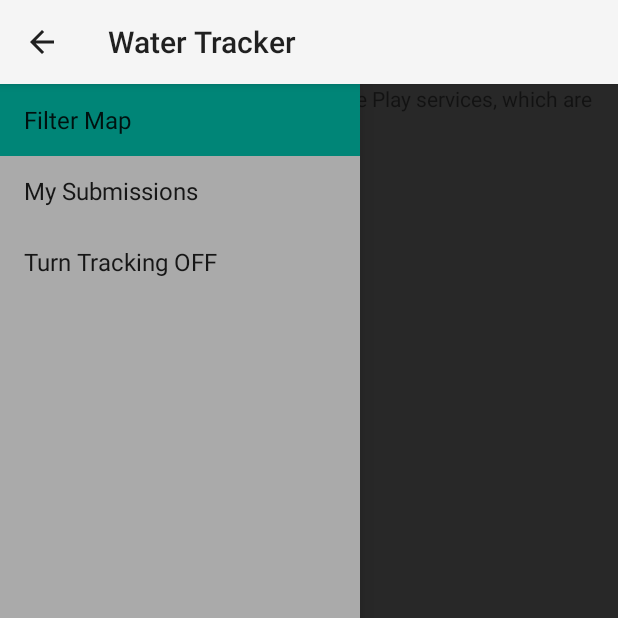
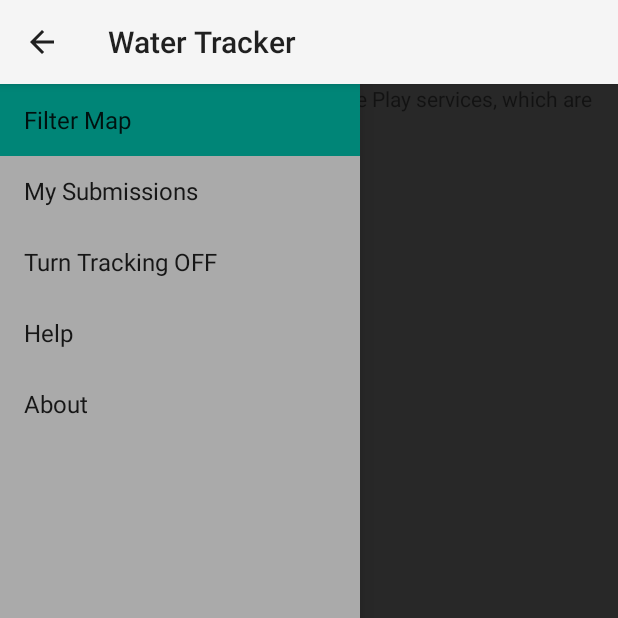
Before and after one commit to mikegick/WaterTracker, an Android app: the screen it shows after launch (NavigationActivity), on a phone screen of 412 x 824 dp, the top half of it. Run offline under Robolectric (Android 15) with nearby library versions, the phone set to English and light mode, and no system bars; libraries missing offline, so code that uses them is left out: org.springframework.http, org.springframework.web; 5 statements that could not run were skipped.

Commit message:
Implemented "Help" and "About" options in side menu.

```diff
--- a/app/src/main/java/com/spaceappschallenge/watertracker/NavigationDrawerFragment.java
+++ b/app/src/main/java/com/spaceappschallenge/watertracker/NavigationDrawerFragment.java
@@ -124,7 +124,9 @@ public class NavigationDrawerFragment extends Fragment {
                 new String[]{
                         getString(R.string.title_section1),
                         getString(R.string.title_section2),
-                        getString(R.string.title_section3) +" " + getTrackingStatus()
+                        getString(R.string.title_section3) +" " + getTrackingStatus(),
+                        getString(R.string.title_section4),
+                        getString(R.string.title_section5)
                 }));
         mDrawerListView.setItemChecked(mCurrentSelectedPosition, true);
         return mDrawerListView;
--- a/app/src/main/res/values/strings.xml
+++ b/app/src/main/res/values/strings.xml
@@ -27,6 +27,8 @@
     <string name="title_section1">Filter Map</string>
     <string name="title_section2">My Submissions</string>
     <string name="title_section3">Turn Tracking</string>
+    <string name="title_section4">Help</string>
+    <string name="title_section5">About</string>
 
     <string name="navigation_drawer_open">Open navigation drawer</string>
     <string name="navigation_drawer_close">Close navigation drawer</string>
```
Also changed, not shown: app/src/main/java/com/spaceappschallenge/watertracker/NavigationActivity.java (+30 -0 lines).
